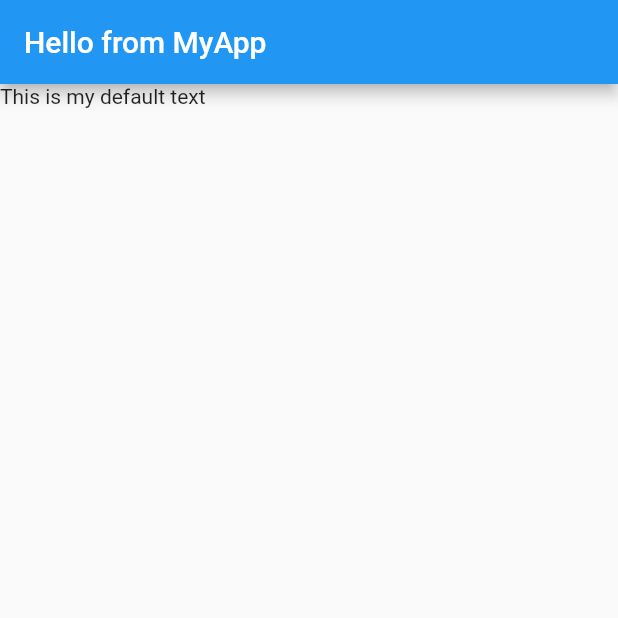
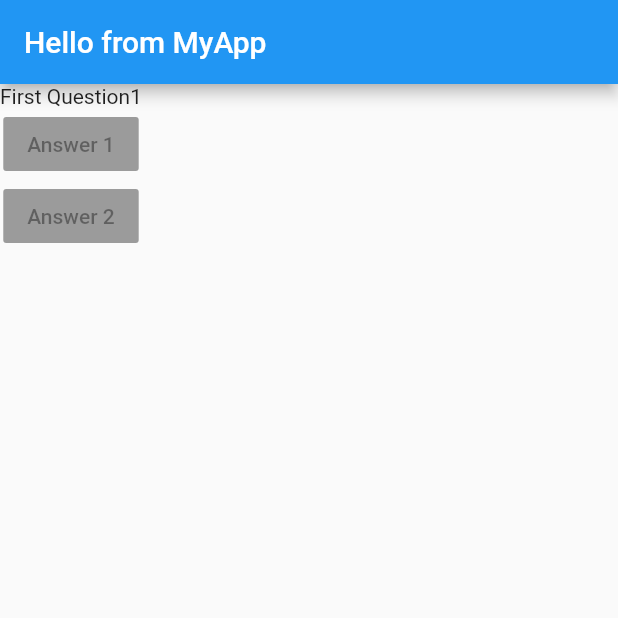
Before and after one commit to rakeshcheekatimala/flutter-learning, a Flutter app: the screen it shows after launch, on a phone screen of 412 x 824 dp, the top half of it. Run offline on Flutter 3.47's test engine with Material 2 defaults, Android fonts, the phone set to English and light mode, and no system bars.

Commit message:
adding the column widget along with raised button

```diff
--- a/first_app/lib/main.dart
+++ b/first_app/lib/main.dart
@@ -19,7 +19,7 @@ class MyApp extends StatelessWidget {
     return MaterialApp(
         home: Scaffold(
       appBar: AppBar(title: Text('Hello from MyApp')),
-      body: Text('This is my default text'),
+      body: Column(children: [Text('First Question1'),RaisedButton(onPressed: null,child:Text('Answer 1')),RaisedButton(onPressed: null,child:Text('Answer 2'))],)
     ));
     // home is the core widget will be mounted on the screen, this is called named parameters to the constructor
   }
```
